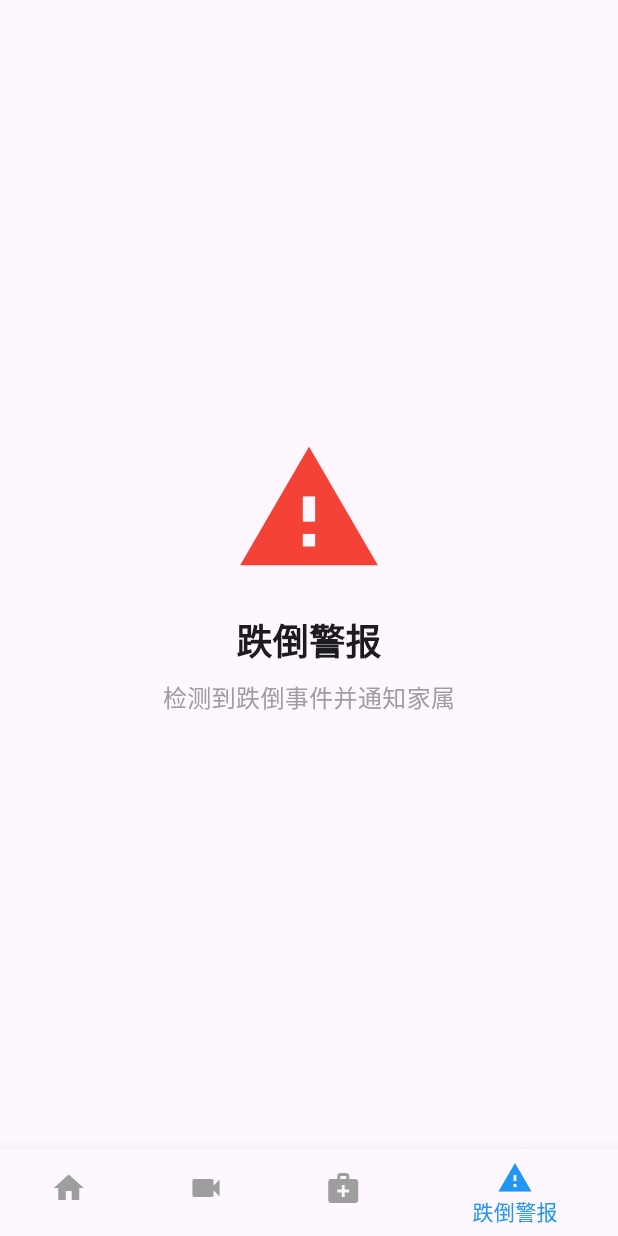
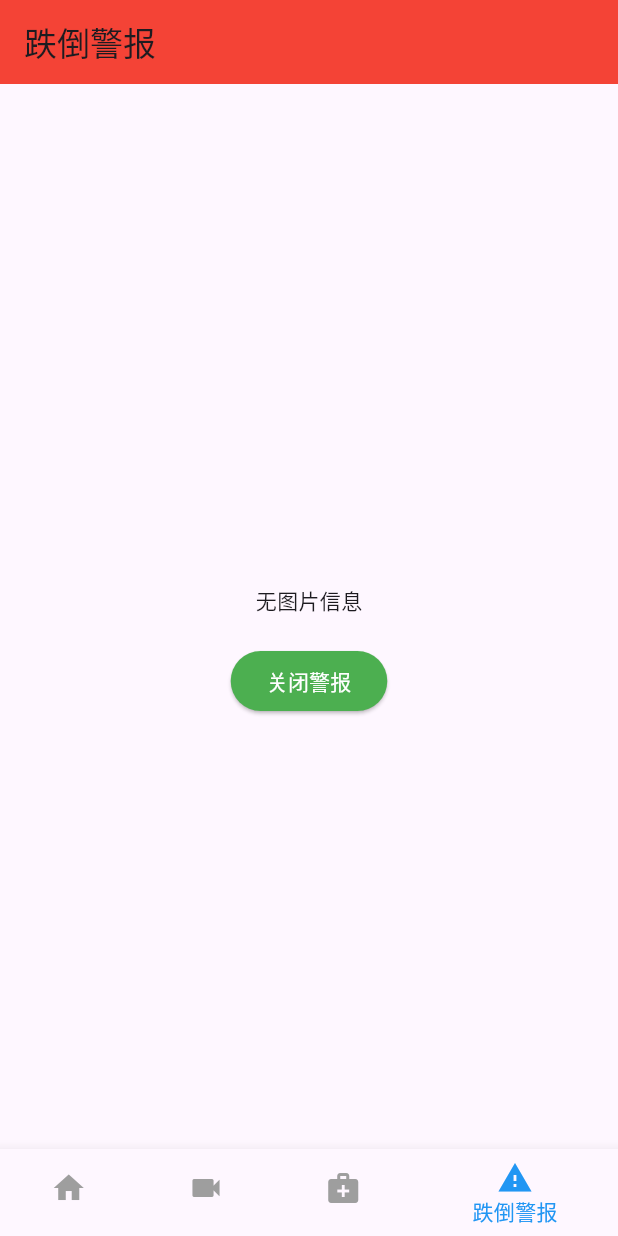
Before and after one commit to maple0leaves/CloudCare, a Flutter app: the MainScreen screen opened directly, item 4 of the bottom bar chosen, on a phone screen of 412 x 824 dp. Run offline on Flutter 3.47's test engine with Material 3 defaults, Android fonts, the phone set to English and light mode, and no system bars; our stand-ins replace dio, flutter_local_notifications, permission_handler, timezone, vibration; missing offline and left inert: android_intent_plus, flutter_vlc_player.

Commit message:
alert_screen can run

```diff
--- a/lib/screens/alert_screen.dart
+++ b/lib/screens/alert_screen.dart
@@ -1,24 +1,131 @@
 import 'package:flutter/material.dart';
+import 'package:flutter_local_notifications/flutter_local_notifications.dart';
+import 'package:vibration/vibration.dart';
+import 'package:http/http.dart' as http;
+import 'main_screen.dart';
 
-// 跌倒警报页面
-class AlertScreen extends StatelessWidget {
+class AlertScreen extends StatefulWidget {
+  final String imageUrl; // 云端传递的图片地址
+  final String alertMessage; // 云端传递的警报消息
+
+  const AlertScreen({
+    Key? key,
+    required this.imageUrl,
+    required this.alertMessage,
+  }) : super(key: key);
+
+  @override
+  _AlertScreenState createState() => _AlertScreenState();
+}
+
+class _AlertScreenState extends State<AlertScreen> {
+  late FlutterLocalNotificationsPlugin flutterLocalNotificationsPlugin;
+
+  @override
+  void initState() {
+    super.initState();
+    _initNotifications();
+    _showFallAlert();
+  }
+
+  // 初始化本地通知
+  void _initNotifications() {
+    flutterLocalNotificationsPlugin = FlutterLocalNotificationsPlugin();
+    const AndroidInitializationSettings androidInitSettings =
+        AndroidInitializationSettings('@mipmap/ic_launcher');
+
+    const InitializationSettings initSettings = InitializationSettings(
+      android: androidInitSettings,
+    );
+
+    flutterLocalNotificationsPlugin.initialize(initSettings);
+  }
+
+  // 显示跌倒通知
+  Future<void> _showFallAlert() async {
+    const AndroidNotificationDetails androidDetails =
+        AndroidNotificationDetails(
+          'fall_alert',
+          '跌倒警报',
+          importance: Importance.max,
+          priority: Priority.high,
+          playSound: true,
+          enableVibration: true,
+        );
+
+    const NotificationDetails details = NotificationDetails(
+      android: androidDetails,
+    );
+
+    await flutterLocalNotificationsPlugin.show(
+      0,
+      '跌倒警报',
+      widget.alertMessage,
+      details,
+    );
+
+    // 震动手机提醒
+    if (await Vibration.hasVibrator() ?? false) {
+      Vibration.vibrate(duration: 1000);
+    }
+  }
+
+  // 手动关闭警报
+  void _dismissAlert() {
+    flutterLocalNotificationsPlugin.cancel(0); // 取消通知
+
+    if (Navigator.canPop(context)) {
+      Navigator.pop(context); // 关闭当前页面
+    } else {
+      // 如果 `MainScreen` 没有运行，手动导航回 `MainScreen`
+      Navigator.pushReplacement(
+        context,
+        MaterialPageRoute(builder: (context) => MainScreen()),
+      );
+    }
+  }
+
   @override
   Widget build(BuildContext context) {
     return Scaffold(
+      appBar: AppBar(title: const Text('跌倒警报'), backgroundColor: Colors.red),
       body: Center(
         child: Column(
           mainAxisAlignment: MainAxisAlignment.center,
           children: [
-            Icon(Icons.warning, size: 100, color: Colors.red),
-            SizedBox(height: 20),
             Text(
-              '跌倒警报',
-              style: TextStyle(fontSize: 24, fontWeight: FontWeight.bold),
+              widget.alertMessage,
+              style: const TextStyle(
+                fontSize: 18,
+                fontWeight: FontWeight.bold,
+                color: Colors.red,
+              ),
+              textAlign: TextAlign.center,
             ),
-            SizedBox(height: 10),
-            Text(
-              '检测到跌倒事件并通知家属',
-              style: TextStyle(fontSize: 16, color: Colors.grey),
+            const SizedBox(height: 20),
+            widget.imageUrl.isNotEmpty
+                ? Image.network(
+                  widget.imageUrl,
+                  width: 300,
+                  height: 300,
+                  fit: BoxFit.cover,
+                  errorBuilder: (context, error, stackTrace) {
+                    return const Text(
+                      '图片加载失败',
+                      style: TextStyle(color: Colors.red),
+                    );
+                  },
+                  loadingBuilder: (context, child, loadingProgress) {
+                    if (loadingProgress == null) return child;
+                    return const CircularProgressIndicator();
+                  },
+                )
+                : const Text('无图片信息'),
+            const SizedBox(height: 20),
+            ElevatedButton(
+              onPressed: _dismissAlert,
+              style: ElevatedButton.styleFrom(backgroundColor: Colors.green),
+              child: const Text('关闭警报', style: TextStyle(color: Colors.white)),
             ),
           ],
         ),
--- a/pubspec.yaml
+++ b/pubspec.yaml
@@ -39,6 +39,8 @@ dependencies:
   permission_handler: ^11.4.0
   android_intent_plus: ^5.3.0
   flutter_vlc_player: ^7.4.3
+  http: ^1.3.0
+  vibration: ^3.1.3
 
 
 dev_dependencies:
```
Also changed, not shown: lib/screens/main_screen.dart (+57 -1 lines), pubspec.lock, 4 other files.
